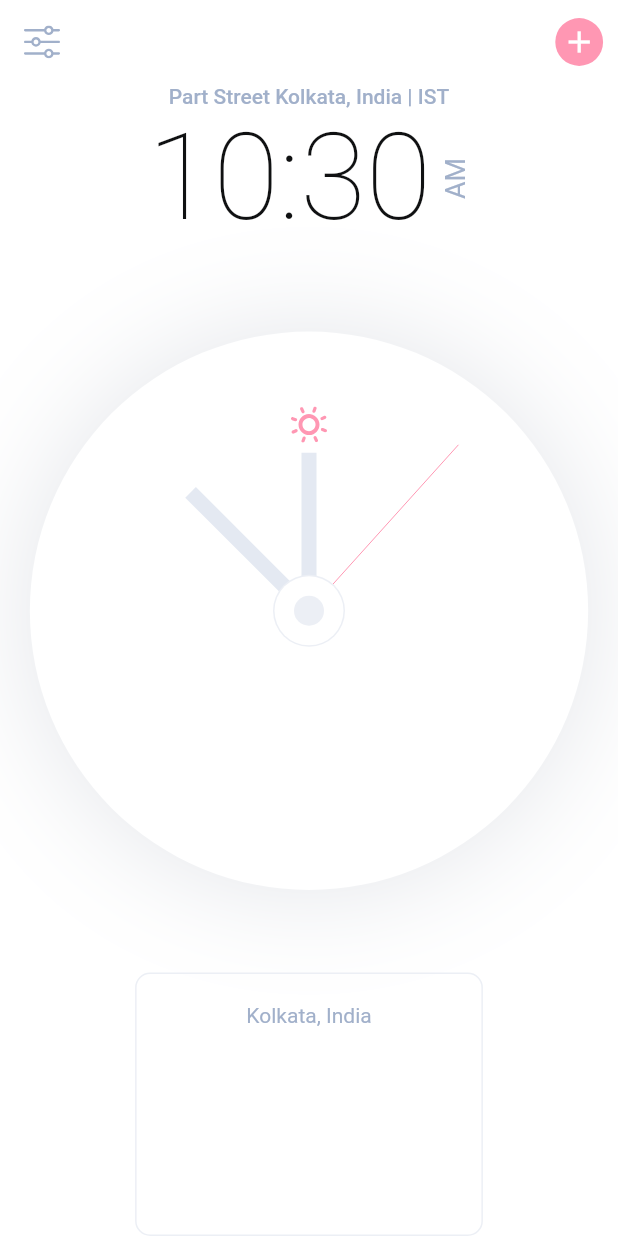
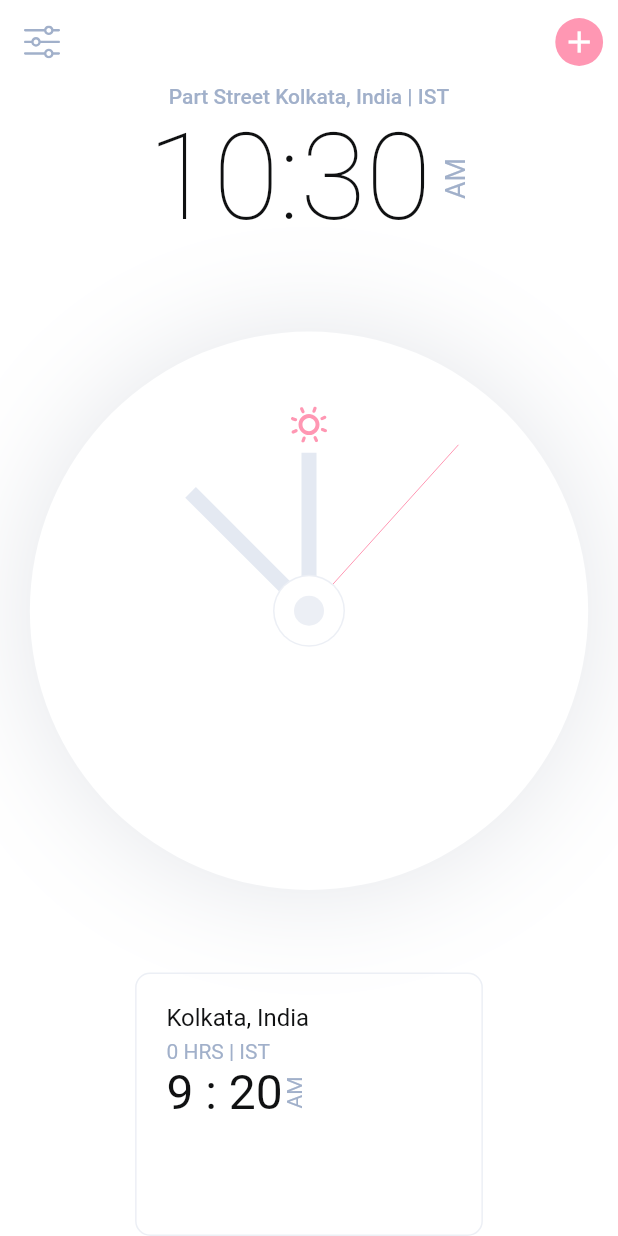
Before and after one commit to ArchishmanSengupta/Big-Ben, a Flutter app: the screen it shows after launch, on a phone screen of 412 x 824 dp. Run offline on Flutter 3.47's test engine with Material 2 defaults, Android fonts, the phone set to English and light mode, and no system bars; our stand-ins replace flutter_svg, google_fonts.

Commit message:
timestamp added to card

```diff
--- a/lib/screens/components/body.dart
+++ b/lib/screens/components/body.dart
@@ -31,7 +31,28 @@ class Body extends StatelessWidget {
                     ),
                   ),
                   child: Column(
-                    children: [Text("Kolkata, India")],
+                    crossAxisAlignment: CrossAxisAlignment.start,
+                    children: [
+                      Text(
+                        "Kolkata, India",
+                        style: Theme.of(context).textTheme.headline4.copyWith(
+                            fontSize: getProportionateScreenWidth(16)),
+                      ),
+                      SizedBox(height: 5),
+                      Text("0 HRS | IST"),
+                      Row(
+                        children: [
+                          Text(
+                            "9 : 20",
+                            style: Theme.of(context).textTheme.headline4,
+                          ),
+                          RotatedBox(
+                            quarterTurns: 3,
+                            child: Text("AM"),
+                          ),
+                        ],
+                      )
+                    ],
                   ),
                 ),
               ),
```
